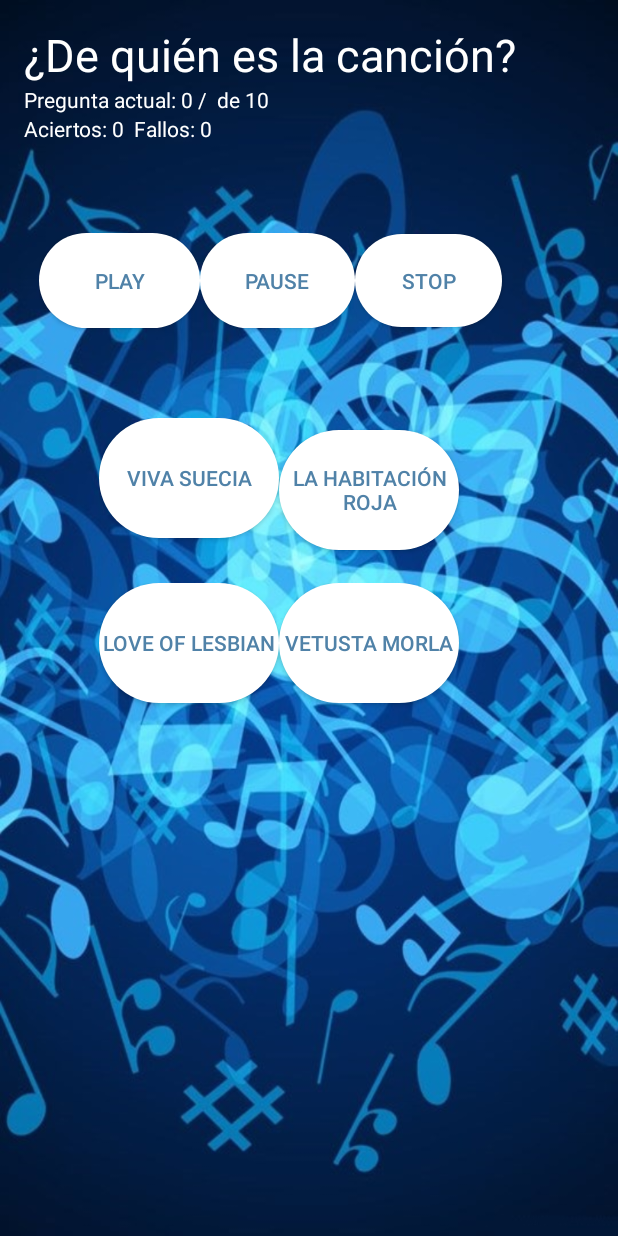
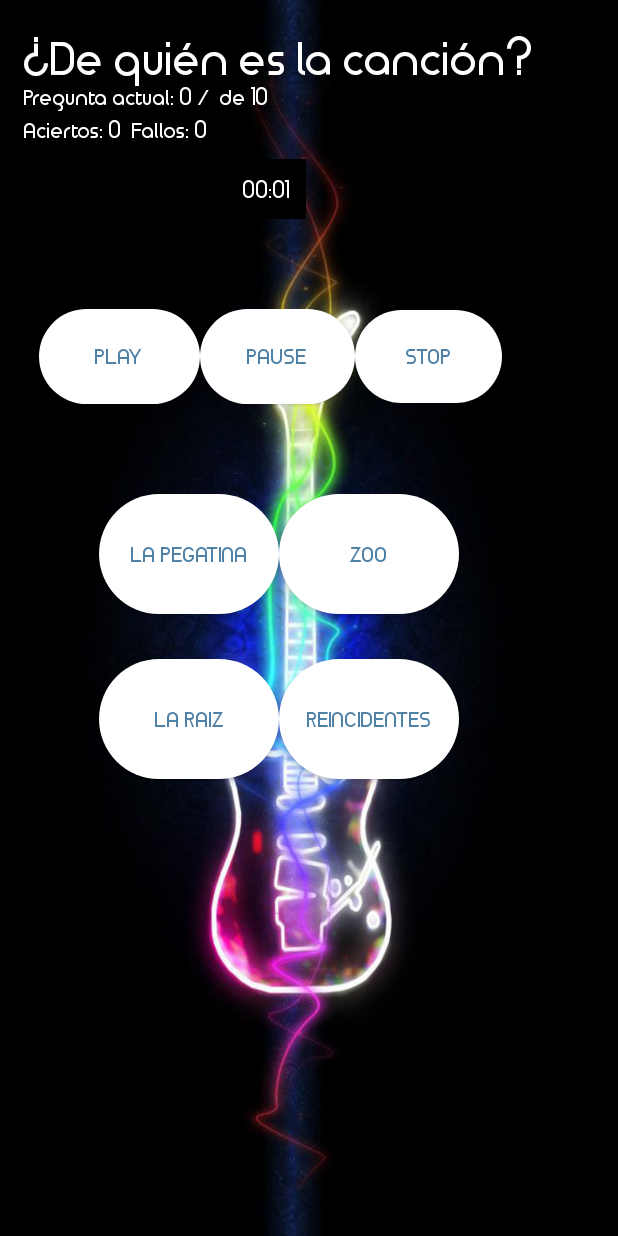
Before and after one commit to eemepeefe/androidas, an Android app: the MainActivity screen opened directly, with no data from a screen before it, on a phone screen of 412 x 824 dp. Run offline under Robolectric (Android 15) with nearby library versions, the phone set to English and light mode, and no system bars; our stand-ins replace Room's generated code.

Commit message:
Casi acabao este fregao

```diff
--- a/P2/app/src/main/java/com/example/eva/practica2/MainActivity.java
+++ b/P2/app/src/main/java/com/example/eva/practica2/MainActivity.java
@@ -2,14 +2,17 @@
 
 import android.content.DialogInterface;
 import android.content.Intent;
+import android.os.SystemClock;
+import android.graphics.Typeface;
 import android.media.MediaPlayer;
 import android.support.v7.app.AlertDialog;
 import android.support.v7.app.AppCompatActivity;
 import android.os.Bundle;
 import android.view.View;
 import android.widget.Button;
+import android.widget.LinearLayout;
 import android.widget.TextView;
-
+import android.widget.Chronometer;
 
 import java.io.IOException;
 import java.util.List;
@@ -22,6 +25,7 @@
     private Button answer2;
     private Button answer3;
     private Button answer4;
+    private LinearLayout mainBackground;
 
     private Button buttonPlay;
     private Button buttonPause;
@@ -29,6 +33,9 @@
 
     private TextView aciertosfallos;
     private TextView totalpreguntas;
+    private TextView adivinapreguntas;
+
+    private Chronometer chronometer;
 
     private MediaPlayer mediaPlayer;
     private boolean prepared = true;
@@ -49,18 +56,21 @@
     private AppDatabase db;
     private UserDao dao;
 
+    private Typeface veganfont;
+
     @Override
     protected void onCreate(Bundle savedInstanceState) {
         super.onCreate(savedInstanceState);
         setContentView(R.layout.activity_main);
-
+        veganfont = Typeface.createFromAsset(getAssets(),  "fonts/timeburnerbold.ttf");
+        mainBackground =(LinearLayout)findViewById(R.id.mainlayout);
         db  = AppDatabase.getAppDatabase(this);
         dao = db.userDao();
 
         player_settings = dao.getLastUser();
 
         if(player_settings==null || (player_settings.getScore()!=-1) ){
-            System.out.println("ENTRA");
+
             //if no se ha creado config
             AlertDialog.Builder alertDialogBuilder = new AlertDialog.Builder(
                     MainActivity.this);
@@ -82,7 +92,6 @@
                             user.setScore(-1);
                             user.setDifficulty(10);
                             int categoryaux = rnd.nextInt(1);
-
                             if(categoryaux==1)
                                 user.setCategory("rock");
                             else
@@ -112,14 +121,27 @@
 
         //Inicializacion botones y otros
         buttonPlay = (Button) findViewById(R.id.playbutton);
+        buttonPlay.setTypeface(veganfont);
         buttonPause = (Button) findViewById(R.id.pausebutton);
+        buttonPause.setTypeface(veganfont);
         buttonStop = (Button) findViewById(R.id.stopbutton);
+        buttonStop.setTypeface(veganfont);
         answer1 = (Button) findViewById(R.id.answer1);
+        answer1.setTypeface(veganfont);
         answer2 = (Button) findViewById(R.id.answer2);
+        answer2.setTypeface(veganfont);
         answer3 = (Button) findViewById(R.id.answer3);
+        answer3.setTypeface(veganfont);
         answer4 = (Button) findViewById(R.id.answer4);
+        answer4.setTypeface(veganfont);
         totalpreguntas = (TextView) findViewById(R.id.totalpreguntas);
+        totalpreguntas.setTypeface(veganfont);
         aciertosfallos = (TextView) findViewById(R.id.aciertosfallos);
+        aciertosfallos.setTypeface(veganfont);
+        adivinapreguntas = (TextView) findViewById(R.id.titulo);
+        adivinapreguntas.setTypeface(veganfont);
+        chronometer = (Chronometer) findViewById(R.id.chronometer);
+        chronometer.setTypeface(veganfont);
 
         if(player_settings!=null) {
 
@@ -127,14 +149,21 @@
             System.out.println("Tu usuario es " + player_settings.getUsername());
             questionManager = new QuestionManager(this);
             questionManager.getQuestionsByTheme( player_settings.getCategory());
-            //getcategory y dependiendo de la que sea cambiar android:background
-            //meter la fuente nueva tb en assets/fonts
+
+            if(player_settings.getCategory().equals("indie")){
+                mainBackground.setBackgroundResource(R.drawable.indie_music);
+            } else if (player_settings.getCategory().equals("rock")){
+                mainBackground.setBackgroundResource(R.drawable.rock_music);
+            }
+
             questions = questionManager.getNumberOfQuestions(player_settings.getDifficulty());
             numQuestions = questions.size();
             questionIndex = 0;
             aciertos = 0;
 
             siguientePregunta();
+
+            chronometer.start();
 
             //Botones para el audio
             buttonPlay.setOnClickListener(new View.OnClickListener() {
@@ -172,7 +201,8 @@
             answer1.setOnClickListener(new View.OnClickListener() {
                 @Override
                 public void onClick(View v) {
-                    if (answer1.getText() == correctAnswer) {
+                    System.out.println(answer1.getText());
+                    if (answer1.getText().equals(correctAnswer)) {
                         aciertos++;
                         mediaPlayer.stop();
                         siguientePregunta();
@@ -187,7 +217,8 @@
             answer2.setOnClickListener(new View.OnClickListener() {
                 @Override
                 public void onClick(View v) {
-                    if (answer2.getText() == correctAnswer) {
+                    System.out.println(answer2.getText());
+                    if (answer2.getText().equals(correctAnswer)) {
                         aciertos++;
                         mediaPlayer.stop();
                         siguientePregunta();
@@ -202,7 +233,8 @@
             answer3.setOnClickListener(new View.OnClickListener() {
                 @Override
                 public void onClick(View v) {
-                    if (answer3.getText() == correctAnswer) {
+                    System.out.println(answer3.getText() + ".");
+                    if (answer3.getText().equals(correctAnswer)) {
                         aciertos++;
                         mediaPlayer.stop();
                         siguientePregunta();
@@ -217,7 +249,8 @@
             answer4.setOnClickListener(new View.OnClickListener() {
                 @Override
                 public void onClick(View v) {
-                    if (answer4.getText() == correctAnswer) {
+                    System.out.println(answer4.getText());
+                    if (answer4.getText().equals(correctAnswer)) {
                         aciertos++;
                         mediaPlayer.stop();
                         siguientePregunta();
@@ -243,9 +276,13 @@
             answer3.setText(splittedAnswers[2]);
             answer4.setText(splittedAnswers[3]);
             correctAnswer = questions.get(questionIndex).getCorrectAnswer();
+            System.out.println(correctAnswer + ".");
             questionIndex++;
 
         } else {
+            chronometer.stop();
+            long time = chronometer.getBase();
+            System.out.println(time);
             Intent intent = new Intent(MainActivity.this, EndGameActivity.class);
             float scoreaux = (float)aciertos/numQuestions;
             scoreaux=scoreaux*100;
--- a/P2/app/src/main/java/com/example/eva/practica2/QuestionManager.java
+++ b/P2/app/src/main/java/com/example/eva/practica2/QuestionManager.java
@@ -10,10 +10,6 @@
     private List<Question> questionList;
 
     private List<Question> questions;
-
-    private List<Integer> resourcesList;
-    private List<String> answersList;
-    private List <String> correctAnswersList;
 
     private QuestionDatabase db;
     private QuestionDao daoquestion;
--- a/P2/app/src/main/res/layout/activity_end_game.xml
+++ b/P2/app/src/main/res/layout/activity_end_game.xml
@@ -4,7 +4,7 @@
     xmlns:tools="http://schemas.android.com/tools"
     android:layout_width="match_parent"
     android:layout_height="match_parent"
-    android:background="@drawable/fondo_1"
+    android:background="@drawable/background_1"
     tools:context=".EndGameActivity">
 
     <TextView
--- a/P2/app/src/main/res/layout/activity_main.xml
+++ b/P2/app/src/main/res/layout/activity_main.xml
@@ -10,40 +10,61 @@
     android:paddingRight="16dp"
     android:paddingTop="16dp"
     android:orientation="vertical"
+    android:id="@+id/mainlayout"
     android:background="@drawable/fondo_1"
     tools:context=".MainActivity">
 
+    <RelativeLayout
+        android:layout_width="wrap_content"
+        android:layout_height="130dp">
+
         <TextView
-        android:layout_width="wrap_content"
-        android:layout_height="wrap_content"
-
+            android:id="@+id/titulo"
+            android:layout_width="match_parent"
+            android:layout_height="50dp"
             android:layout_alignParentStart="true"
-
             android:layout_alignParentTop="true"
-
             android:text="¿De quién es la canción?"
             android:textColor="@android:color/white"
             android:textSize="30sp" />
 
         <TextView
             android:id="@+id/totalpreguntas"
-        android:layout_width="wrap_content"
-        android:layout_height="wrap_content"
+            android:layout_width="match_parent"
+            android:layout_height="20dp"
             android:layout_alignParentStart="true"
             android:layout_alignParentTop="true"
+
+            android:layout_marginStart="0dp"
+            android:layout_marginTop="38dp"
+            android:text="Pregunta actual/Total de preguntas"
             android:textColor="@android:color/white"
-        android:text="Pregunta actual/Total de preguntas"
             android:textSize="14sp" />
 
         <TextView
             android:id="@+id/aciertosfallos"
+            android:layout_width="match_parent"
+            android:layout_height="20dp"
+            android:layout_alignParentStart="true"
+            android:layout_alignParentRight="true"
+            android:layout_marginTop="60dp"
+            android:text="Aciertos:  Fallos:"
+            android:textColor="@android:color/white"
+            android:textSize="14sp" />
+
+        <Chronometer
+            android:id="@+id/chronometer"
             android:layout_width="wrap_content"
             android:layout_height="wrap_content"
             android:layout_alignParentStart="true"
-        android:layout_alignParentTop="true"
-        android:textColor="@android:color/white"
-        android:text="Aciertos:  Fallos:"
-        android:textSize="14sp" />
+            android:layout_marginStart="136dp"
+            android:layout_marginTop="90dp"
+            android:background="#000000"
+            android:padding="10dp"
+            android:textColor="#FFFFFF"
+            android:textStyle="bold" />
+
+    </RelativeLayout>
 
     <LinearLayout
         android:layout_width="321dp"
```
Also changed, not shown: P2/app/src/main/AndroidManifest.xml (+5 -5 lines), P2/app/src/main/java/com/example/eva/practica2/ConfigActivity.java (+24 -1 lines), P2/app/src/main/java/com/example/eva/practica2/EndGameActivity.java (+7 -0 lines), P2/app/src/main/java/com/example/eva/practica2/MenuActivity.java (+8 -0 lines), P2/app/src/main/java/com/example/eva/practica2/ScoreActivity.java (+27 -4 lines), P2/app/src/main/res/layout/activity_config.xml (+32 -30 lines), P2/app/src/main/res/layout/activity_menu.xml (+34 -26 lines), P2/app/src/main/res/layout/activity_score.xml (+3 -5 lines), P2/app/src/main/assets/fonts/quick_kiss.ttf (added), P2/app/src/main/assets/fonts/timeburnerbold.ttf (added), P2/app/src/main/assets/fonts/vegan_style.ttf (added), P2/app/src/main/res/drawable/indie_music.jpg (added), P2/app/src/main/res/drawable/rock_music.jpg (added), 1 other file. Lines whose indentation alone changed are shown as unchanged.
